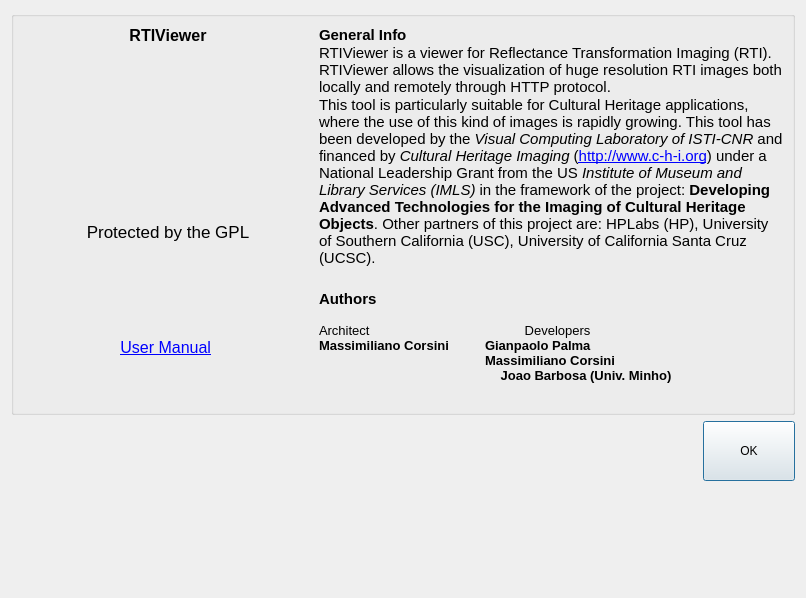
The window that components/RTIViewer/rtiviewer/src/about.ui (rti-capture/rti-chi) describes before a commit, drawn with Qt 5.
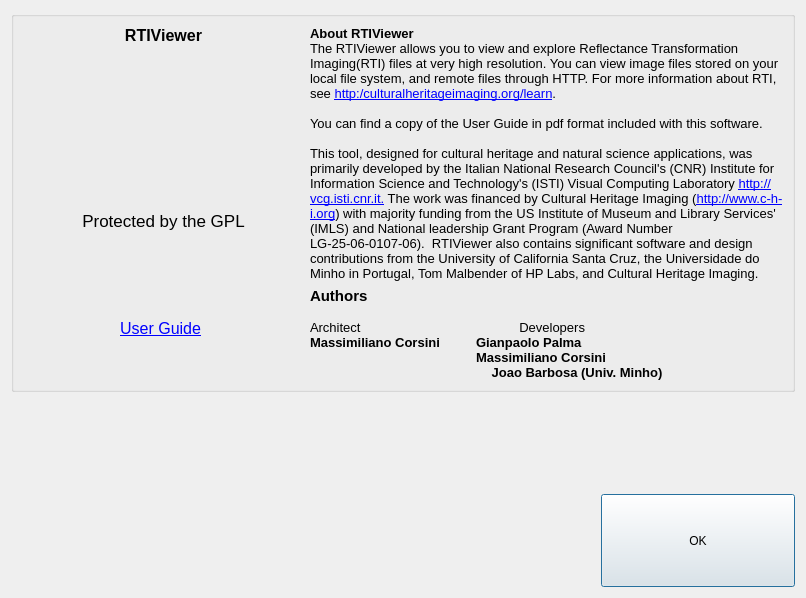
The same window after the commit. Icons and pictures are not drawn.

```diff
--- a/components/RTIViewer/rtiviewer/src/about.ui
+++ b/components/RTIViewer/rtiviewer/src/about.ui
@@ -80,7 +80,7 @@
             <property name="maximumSize">
              <size>
               <width>300</width>
-              <height>244</height>
+              <height>300</height>
              </size>
             </property>
             <property name="font">
@@ -146,7 +146,7 @@
 &lt;html&gt;&lt;head&gt;&lt;meta name=&quot;qrichtext&quot; content=&quot;1&quot; /&gt;&lt;style type=&quot;text/css&quot;&gt;
 p, li { white-space: pre-wrap; }
 &lt;/style&gt;&lt;/head&gt;&lt;body style=&quot; font-family:'MS Shell Dlg 2'; font-size:8.25pt; font-weight:400; font-style:normal;&quot;&gt;
-&lt;p style=&quot; margin-top:0px; margin-bottom:0px; margin-left:0px; margin-right:0px; -qt-block-indent:0; text-indent:0px;&quot;&gt;&lt;a href=&quot;manual.pdf&quot;&gt;&lt;span style=&quot; font-size:12pt; text-decoration: underline; color:#0000ff;&quot;&gt;User Manual&lt;/span&gt;&lt;/a&gt;&lt;/p&gt;&lt;/body&gt;&lt;/html&gt;</string>
+&lt;p style=&quot; margin-top:0px; margin-bottom:0px; margin-left:0px; margin-right:0px; -qt-block-indent:0; text-indent:0px;&quot;&gt;&lt;a href=&quot;manual.pdf&quot;&gt;&lt;span style=&quot; font-size:12pt; text-decoration: underline; color:#0000ff;&quot;&gt;User Guide&lt;/span&gt;&lt;/a&gt;&lt;/p&gt;&lt;/body&gt;&lt;/html&gt;</string>
             </property>
             <property name="alignment">
              <set>Qt::AlignRight|Qt::AlignTrailing|Qt::AlignVCenter</set>
@@ -211,9 +211,9 @@
 &lt;html&gt;&lt;head&gt;&lt;meta name=&quot;qrichtext&quot; content=&quot;1&quot; /&gt;&lt;style type=&quot;text/css&quot;&gt;
 p, li { white-space: pre-wrap; }
 &lt;/style&gt;&lt;/head&gt;&lt;body style=&quot; font-family:'MS Shell Dlg 2'; font-size:8.25pt; font-weight:400; font-style:normal;&quot;&gt;
-&lt;p style=&quot; margin-top:0px; margin-bottom:0px; margin-left:0px; margin-right:0px; -qt-block-indent:0; text-indent:0px;&quot;&gt;&lt;span style=&quot; font-family:'MS Shell Dlg'; font-size:11pt; font-weight:600;&quot;&gt;General Info&lt;/span&gt;&lt;/p&gt;
-&lt;p style=&quot; margin-top:0px; margin-bottom:0px; margin-left:0px; margin-right:0px; -qt-block-indent:0; text-indent:0px;&quot;&gt;&lt;span style=&quot; font-family:'MS Shell Dlg'; font-size:11pt;&quot;&gt;RTIViewer is a viewer for Reflectance Transformation Imaging (RTI). RTIViewer allows the visualization of huge resolution RTI images both locally and remotely through HTTP protocol.&lt;/span&gt;&lt;/p&gt;
-&lt;p style=&quot; margin-top:0px; margin-bottom:0px; margin-left:0px; margin-right:0px; -qt-block-indent:0; text-indent:0px;&quot;&gt;&lt;span style=&quot; font-family:'MS Shell Dlg'; font-size:11pt;&quot;&gt;This tool is particularly suitable for Cultural Heritage applications, where the use of this kind of images is rapidly growing. This tool has been developed by the &lt;/span&gt;&lt;span style=&quot; font-family:'MS Shell Dlg'; font-size:11pt; font-style:italic;&quot;&gt;Visual Computing Laboratory of ISTI-CNR&lt;/span&gt;&lt;span style=&quot; font-family:'MS Shell Dlg'; font-size:11pt;&quot;&gt; and financed by &lt;/span&gt;&lt;span style=&quot; font-family:'MS Shell Dlg'; font-size:11pt; font-style:italic;&quot;&gt;Cultural Heritage Imaging&lt;/span&gt;&lt;span style=&quot; font-family:'MS Shell Dlg'; font-size:11pt;&quot;&gt; (&lt;/span&gt;&lt;span style=&quot; font-family:'MS Shell Dlg'; font-size:11pt; text-decoration: underline; color:#0000ff;&quot;&gt;http://www.c-h-i.org&lt;/span&gt;&lt;span style=&quot; font-family:'MS Shell Dlg'; font-size:11pt;&quot;&gt;) under a National Leadership Grant from the US &lt;/span&gt;&lt;span style=&quot; font-family:'MS Shell Dlg'; font-size:11pt; font-style:italic;&quot;&gt;Institute of Museum and Library Services (IMLS)&lt;/span&gt;&lt;span style=&quot; font-family:'MS Shell Dlg'; font-size:11pt;&quot;&gt; in the framework of the project: &lt;/span&gt;&lt;span style=&quot; font-family:'MS Shell Dlg'; font-size:11pt; font-weight:600;&quot;&gt;Developing Advanced Technologies for the Imaging of Cultural Heritage Objects&lt;/span&gt;&lt;span style=&quot; font-family:'MS Shell Dlg'; font-size:11pt;&quot;&gt;.&lt;/span&gt;&lt;span style=&quot; font-family:'MS Shell Dlg'; font-size:11pt; font-weight:600;&quot;&gt; &lt;/span&gt;&lt;span style=&quot; font-family:'MS Shell Dlg'; font-size:11pt;&quot;&gt;Other partners of this project are: HPLabs (HP), University of Southern California (USC), University of California Santa Cruz (UCSC).&lt;/span&gt;&lt;/p&gt;&lt;/body&gt;&lt;/html&gt;</string>
+&lt;p style=&quot; margin-top:0px; margin-bottom:0px; margin-left:0px; margin-right:0px; -qt-block-indent:0; text-indent:0px;&quot;&gt;&lt;span style=&quot; font-size:10pt; font-weight:600;&quot;&gt;About RTIViewer&lt;br /&gt;&lt;/span&gt;&lt;span style=&quot; font-size:10pt;&quot;&gt;The RTIViewer allows you to view and explore Reflectance Transformation Imaging(RTI) files at very &lt;/span&gt;&lt;a name=&quot;lw_1285960825_3&quot;&gt;&lt;/a&gt;&lt;span style=&quot; font-size:10pt;&quot;&gt;h&lt;/span&gt;&lt;span style=&quot; font-size:10pt;&quot;&gt;igh resolution. You can view image files stored on your local file system, and remote files through HTTP. For more information about RTI, see &lt;/span&gt;&lt;a href=&quot;http:/culturalheritageimaging.org/learn&quot;&gt;&lt;span style=&quot; font-size:10pt; text-decoration: underline; color:#0000ff;&quot;&gt;http:/culturalheritageimaging.org/learn&lt;/span&gt;&lt;/a&gt;&lt;span style=&quot; font-size:10pt;&quot;&gt;.&lt;/span&gt;&lt;/p&gt;
+&lt;p style=&quot; margin-top:0px; margin-bottom:0px; margin-left:0px; margin-right:0px; -qt-block-indent:0; text-indent:0px;&quot;&gt;&lt;span style=&quot; font-size:10pt;&quot;&gt;&lt;br /&gt;You can find a copy of the User Guide in pdf format included with this software.&lt;/span&gt;&lt;/p&gt;
+&lt;p style=&quot; margin-top:0px; margin-bottom:0px; margin-left:0px; margin-right:0px; -qt-block-indent:0; text-indent:0px;&quot;&gt;&lt;span style=&quot; font-size:10pt;&quot;&gt;&lt;br /&gt;This tool, designed for cultural heritage and natural science applications, was primarily developed by the Italian National Research Council's (CNR) Institute for Information Science and Technology's (ISTI) Visual Computing &lt;/span&gt;&lt;a name=&quot;lw_1285960825_5&quot;&gt;&lt;/a&gt;&lt;span style=&quot; font-size:10pt;&quot;&gt;L&lt;/span&gt;&lt;span style=&quot; font-size:10pt;&quot;&gt;aboratory &lt;/span&gt;&lt;a href=&quot;http://vcg.isti.cnr.it&quot;&gt;&lt;span style=&quot; font-size:10pt; text-decoration: underline; color:#0000ff;&quot;&gt;http://vcg.isti.cnr.it&lt;/span&gt;&lt;/a&gt;&lt;a href=&quot;http://vcg.isti.cnr.it/joomla/index.php&quot;&gt;&lt;span style=&quot; font-size:10pt; text-decoration: underline; color:#0000ff;&quot;&gt;.&lt;/span&gt;&lt;/a&gt;&lt;span style=&quot; font-size:10pt;&quot;&gt; The work was financed by Cultural Heritage Imaging (&lt;/span&gt;&lt;a name=&quot;lw_1285960825_7&quot;&gt;&lt;/a&gt;&lt;a href=&quot;http://www.c-h-i.org&quot;&gt;&lt;span style=&quot; font-size:10pt; text-decoration: underline; color:#0000ff;&quot;&gt;h&lt;/span&gt;&lt;/a&gt;&lt;span style=&quot; font-size:10pt; text-decoration: underline; color:#0000ff;&quot;&gt;ttp://www.c-h-i.org&lt;/span&gt;&lt;span style=&quot; font-size:10pt;&quot;&gt;) with majority funding from the US &lt;/span&gt;&lt;a name=&quot;lw_1285960825_8&quot;&gt;&lt;/a&gt;&lt;span style=&quot; font-size:10pt;&quot;&gt;I&lt;/span&gt;&lt;span style=&quot; font-size:10pt;&quot;&gt;nstitute of Museum and Library Services' (&lt;/span&gt;&lt;a name=&quot;lw_1285960825_9&quot;&gt;&lt;/a&gt;&lt;span style=&quot; font-size:10pt;&quot;&gt;I&lt;/span&gt;&lt;span style=&quot; font-size:10pt;&quot;&gt;MLS) and National leadership Grant Program (Award Number LG-25-06-0107-06).  RTIViewer also contains significant software and design contributions from the University of California Santa Cruz, the Universidade do Minho in Portugal, Tom Malbender of HP Labs, and Cultural Heritage Imaging.&lt;/span&gt;&lt;/p&gt;&lt;/body&gt;&lt;/html&gt;</string>
           </property>
           <property name="alignment">
            <set>Qt::AlignJustify|Qt::AlignLeading|Qt::AlignLeft|Qt::AlignTop</set>
@@ -230,14 +230,12 @@
 &lt;html&gt;&lt;head&gt;&lt;meta name=&quot;qrichtext&quot; content=&quot;1&quot; /&gt;&lt;style type=&quot;text/css&quot;&gt;
 p, li { white-space: pre-wrap; }
 &lt;/style&gt;&lt;/head&gt;&lt;body style=&quot; font-family:'MS Shell Dlg 2'; font-size:8.25pt; font-weight:400; font-style:normal;&quot;&gt;
-&lt;p style=&quot;-qt-paragraph-type:empty; margin-top:0px; margin-bottom:0px; margin-left:0px; margin-right:0px; -qt-block-indent:0; text-indent:0px; font-family:'MS Shell Dlg'; font-size:8pt;&quot;&gt;&lt;/p&gt;
 &lt;p style=&quot; margin-top:0px; margin-bottom:0px; margin-left:0px; margin-right:0px; -qt-block-indent:0; text-indent:0px;&quot;&gt;&lt;span style=&quot; font-family:'MS Shell Dlg'; font-size:11pt; font-weight:600;&quot;&gt;Authors&lt;/span&gt;&lt;/p&gt;
 &lt;p style=&quot;-qt-paragraph-type:empty; margin-top:0px; margin-bottom:0px; margin-left:0px; margin-right:0px; -qt-block-indent:0; text-indent:0px; font-family:'MS Shell Dlg'; font-size:10pt;&quot;&gt;&lt;/p&gt;
-&lt;p style=&quot; margin-top:0px; margin-bottom:0px; margin-left:0px; margin-right:0px; -qt-block-indent:0; text-indent:0px;&quot;&gt;&lt;span style=&quot; font-family:'MS Shell Dlg'; font-size:10pt;&quot;&gt;Architect                                           Developers&lt;/span&gt;&lt;/p&gt;
+&lt;p style=&quot; margin-top:0px; margin-bottom:0px; margin-left:0px; margin-right:0px; -qt-block-indent:0; text-indent:0px;&quot;&gt;&lt;span style=&quot; font-family:'MS Shell Dlg'; font-size:10pt;&quot;&gt;Architect                                            Developers&lt;/span&gt;&lt;/p&gt;
 &lt;p style=&quot; margin-top:0px; margin-bottom:0px; margin-left:0px; margin-right:0px; -qt-block-indent:0; text-indent:0px;&quot;&gt;&lt;span style=&quot; font-family:'MS Shell Dlg'; font-size:10pt; font-weight:600;&quot;&gt;Massimiliano Corsini          Gianpaolo Palma&lt;/span&gt;&lt;/p&gt;
 &lt;p style=&quot; margin-top:0px; margin-bottom:0px; margin-left:0px; margin-right:0px; -qt-block-indent:0; text-indent:0px;&quot;&gt;&lt;span style=&quot; font-family:'MS Shell Dlg'; font-size:10pt; font-weight:600;&quot;&gt;                                              Massimiliano Corsini&lt;/span&gt;&lt;/p&gt;
-&lt;p style=&quot; margin-top:0px; margin-bottom:0px; margin-left:0px; margin-right:0px; -qt-block-indent:0; text-indent:0px;&quot;&gt;&lt;span style=&quot; font-family:'MS Shell Dlg'; font-size:10pt; font-weight:600;&quot;&gt;		      Joao Barbosa (Univ. Minho)&lt;/span&gt;&lt;/p&gt;
-&lt;p style=&quot;-qt-paragraph-type:empty; margin-top:0px; margin-bottom:0px; margin-left:0px; margin-right:0px; -qt-block-indent:0; text-indent:0px; font-family:'MS Shell Dlg'; font-size:10pt;&quot;&gt;&lt;/p&gt;&lt;/body&gt;&lt;/html&gt;</string>
+&lt;p style=&quot; margin-top:0px; margin-bottom:0px; margin-left:0px; margin-right:0px; -qt-block-indent:0; text-indent:0px;&quot;&gt;&lt;span style=&quot; font-family:'MS Shell Dlg'; font-size:10pt; font-weight:600;&quot;&gt;		      Joao Barbosa (Univ. Minho)&lt;/span&gt;&lt;/p&gt;&lt;/body&gt;&lt;/html&gt;</string>
           </property>
           <property name="wordWrap">
            <bool>true</bool>
@@ -251,6 +249,12 @@
    </item>
    <item>
     <layout class="QHBoxLayout">
+     <property name="spacing">
+      <number>2</number>
+     </property>
+     <property name="sizeConstraint">
+      <enum>QLayout::SetMinAndMaxSize</enum>
+     </property>
      <item>
       <widget class="QLabel" name="labelMLName_4">
        <property name="maximumSize">
@@ -279,19 +283,29 @@
       </widget>
      </item>
      <item>
-      <layout class="QVBoxLayout">
+      <layout class="QVBoxLayout" name="verticalLayout_2" stretch="0,0">
+       <property name="sizeConstraint">
+        <enum>QLayout::SetMinimumSize</enum>
+       </property>
+       <property name="rightMargin">
+        <number>0</number>
+       </property>
        <item>
-        <widget class="QLabel" name="labelMLName_2">
+        <widget class="QLabel" name="label_5">
+         <property name="sizePolicy">
+          <sizepolicy hsizetype="Fixed" vsizetype="Fixed">
+           <horstretch>0</horstretch>
+           <verstretch>0</verstretch>
+          </sizepolicy>
+         </property>
          <property name="maximumSize">
           <size>
-           <width>200</width>
+           <width>240</width>
            <height>250</height>
           </size>
          </property>
-         <property name="font">
-          <font>
-           <pointsize>12</pointsize>
-          </font>
+         <property name="layoutDirection">
+          <enum>Qt::LeftToRight</enum>
          </property>
          <property name="text">
           <string/>
@@ -305,21 +319,25 @@
          <property name="alignment">
           <set>Qt::AlignCenter</set>
          </property>
+         <property name="indent">
+          <number>0</number>
+         </property>
         </widget>
        </item>
        <item>
-        <widget class="QLabel" name="labelMLName_7">
+        <widget class="QLabel" name="label_8">
+         <property name="sizePolicy">
+          <sizepolicy hsizetype="Fixed" vsizetype="Fixed">
+           <horstretch>0</horstretch>
+           <verstretch>0</verstretch>
+          </sizepolicy>
+         </property>
          <property name="maximumSize">
           <size>
-           <width>300</width>
-           <height>244</height>
+           <width>250</width>
+           <height>250</height>
           </size>
          </property>
-         <property name="font">
-          <font>
-           <pointsize>12</pointsize>
-          </font>
-         </property>
          <property name="text">
           <string/>
          </property>
@@ -339,105 +357,7 @@
      <item>
       <layout class="QVBoxLayout">
        <item>
-        <widget class="QLabel" name="labelMLName_3">
-         <property name="maximumSize">
-          <size>
-           <width>300</width>
-           <height>244</height>
-          </size>
-         </property>
-         <property name="font">
-          <font>
-           <pointsize>12</pointsize>
-          </font>
-         </property>
-         <property name="text">
-          <string/>
-         </property>
-         <property name="pixmap">
-          <pixmap resource="rtiviewer.qrc">:/images/mono-gold-cardinal-big.gif</pixmap>
-         </property>
-         <property name="scaledContents">
-          <bool>false</bool>
-         </property>
-         <property name="alignment">
-          <set>Qt::AlignCenter</set>
-         </property>
-        </widget>
-       </item>
-       <item>
-        <widget class="QLabel" name="labelMLName_9">
-         <property name="maximumSize">
-          <size>
-           <width>300</width>
-           <height>244</height>
-          </size>
-         </property>
-         <property name="font">
-          <font>
-           <pointsize>12</pointsize>
-          </font>
-         </property>
-         <property name="text">
-          <string/>
-         </property>
-         <property name="pixmap">
-          <pixmap resource="rtiviewer.qrc">:/images/logousc_resize.png</pixmap>
-         </property>
-         <property name="scaledContents">
-          <bool>false</bool>
-         </property>
-         <property name="alignment">
-          <set>Qt::AlignCenter</set>
-         </property>
-        </widget>
-       </item>
-       <item>
-        <widget class="QLabel" name="labelMLName_5">
-         <property name="maximumSize">
-          <size>
-           <width>300</width>
-           <height>244</height>
-          </size>
-         </property>
-         <property name="font">
-          <font>
-           <pointsize>12</pointsize>
-          </font>
-         </property>
-         <property name="text">
-          <string/>
-         </property>
-         <property name="pixmap">
-          <pixmap resource="rtiviewer.qrc">:/images/inscriptifact_banner_small.png</pixmap>
-         </property>
-         <property name="scaledContents">
-          <bool>false</bool>
-         </property>
-         <property name="alignment">
-          <set>Qt::AlignCenter</set>
-         </property>
-        </widget>
-       </item>
-      </layout>
-     </item>
-     <item>
-      <layout class="QVBoxLayout">
-       <item>
-        <layout class="QHBoxLayout">
-         <item>
-          <widget class="QLabel" name="labelMLName_8">
-           <property name="maximumSize">
-            <size>
-             <width>300</width>
-             <height>244</height>
-            </size>
-           </property>
-           <property name="font">
-            <font>
-             <pointsize>12</pointsize>
-            </font>
-           </property>
+        <widget class="QLabel" name="label_6">
            <property name="text">
             <string/>
            </property>
@@ -453,12 +373,45 @@
           </widget>
          </item>
          <item>
-          <widget class="QPushButton" name="okButton">
-           <property name="minimumSize">
-            <size>
-             <width>0</width>
-             <height>60</height>
-            </size>
+        <widget class="QLabel" name="label_4">
+         <property name="text">
+          <string/>
+         </property>
+         <property name="pixmap">
+          <pixmap resource="rtiviewer.qrc">:/images/logo_imls.gif</pixmap>
+         </property>
+         <property name="scaledContents">
+          <bool>false</bool>
+         </property>
+        </widget>
+       </item>
+      </layout>
+     </item>
+     <item>
+      <layout class="QVBoxLayout" name="verticalLayout">
+       <item>
+        <widget class="QLabel" name="label_7">
+         <property name="text">
+          <string/>
+         </property>
+         <property name="pixmap">
+          <pixmap resource="rtiviewer.qrc">:/images/hptran.png</pixmap>
+         </property>
+         <property name="scaledContents">
+          <bool>false</bool>
+         </property>
+         <property name="alignment">
+          <set>Qt::AlignCenter</set>
+         </property>
+        </widget>
+       </item>
+       <item>
+        <widget class="QPushButton" name="pushButton">
+         <property name="sizePolicy">
+          <sizepolicy hsizetype="Minimum" vsizetype="Minimum">
+           <horstretch>0</horstretch>
+           <verstretch>0</verstretch>
+          </sizepolicy>
            </property>
            <property name="text">
             <string>OK</string>
@@ -467,35 +420,6 @@
          </item>
         </layout>
        </item>
-       <item>
-        <widget class="QLabel" name="labelMLName_6">
-         <property name="maximumSize">
-          <size>
-           <width>240</width>
-           <height>100</height>
-          </size>
-         </property>
-         <property name="font">
-          <font>
-           <pointsize>12</pointsize>
-          </font>
-         </property>
-         <property name="text">
-          <string/>
-         </property>
-         <property name="pixmap">
-          <pixmap resource="rtiviewer.qrc">:/images/logo_imls_400_wide.png</pixmap>
-         </property>
-         <property name="scaledContents">
-          <bool>true</bool>
-         </property>
-         <property name="alignment">
-          <set>Qt::AlignCenter</set>
-         </property>
-        </widget>
-       </item>
-      </layout>
-     </item>
     </layout>
    </item>
   </layout>
```
Left out of the diff: 43 changed lines with no effect on the pictures. Lines whose indentation alone changed are shown as unchanged.
